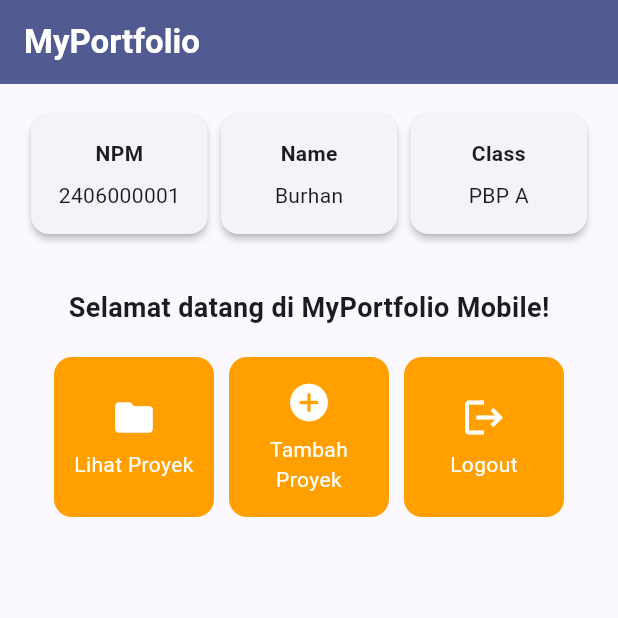
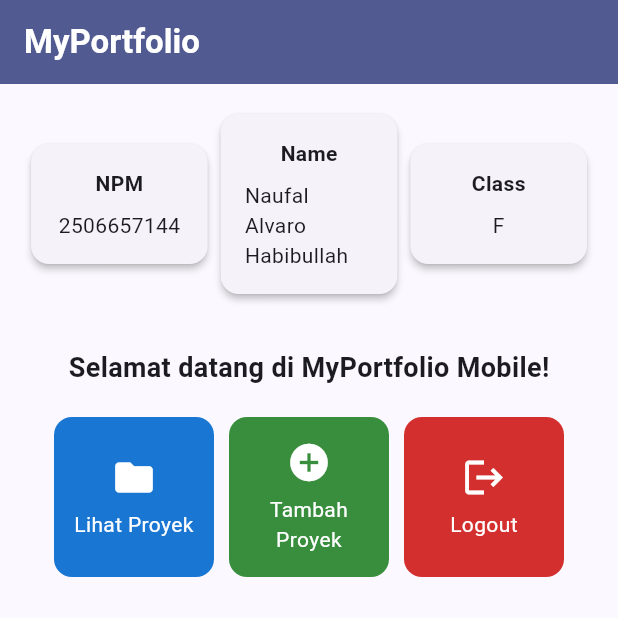
Before and after one commit to popolkuproi/myportofolio_mobile, a Flutter app: the screen it shows after launch, on a phone screen of 412 x 824 dp, the top half of it. Run offline on Flutter 3.47's test engine with Material 3 defaults, Android fonts, the phone set to English and light mode, and no system bars.

Commit message:
feat(tugas-7): Add InfoCard, ItemCard, and coloring it

```diff
--- a/lib/menu.dart
+++ b/lib/menu.dart
@@ -3,14 +3,14 @@ import 'package:flutter/material.dart';
 class MyHomePage extends StatelessWidget {
   MyHomePage({super.key});
 
-  final String npm = "2406000001";
-  final String nama = "Burhan";
-  final String kelas = "PBP A";
+  final String npm = "2506657144";
+  final String nama = "Naufal Alvaro Habibullah";
+  final String kelas = "F";
 
   final List<ItemHomepage> items = [
-    ItemHomepage("Lihat Proyek", Icons.folder),
-    ItemHomepage("Tambah Proyek", Icons.add_circle),
-    ItemHomepage("Logout", Icons.logout),
+    ItemHomepage("Lihat Proyek", Icons.folder, Colors.blue.shade700),
+    ItemHomepage("Tambah Proyek", Icons.add_circle, Colors.green.shade700),
+    ItemHomepage("Logout", Icons.logout, Colors.red.shade700),
   ];
 
   @override
@@ -113,8 +113,9 @@ class InfoCard extends StatelessWidget {
 class ItemHomepage {
   final String name;
   final IconData icon;
+  final Color color;
 
-  ItemHomepage(this.name, this.icon);
+  ItemHomepage(this.name, this.icon, this.color);
 }
 
 class ItemCard extends StatelessWidget {
@@ -125,8 +126,7 @@ class ItemCard extends StatelessWidget {
   @override
   Widget build(BuildContext context) {
     return Material(
-      // Menggunakan warna sekunder dari skema tema aplikasi.
-      color: Theme.of(context).colorScheme.secondary,
+      color: item.color,
       borderRadius: BorderRadius.circular(12),
       child: InkWell(
         // Aksi ketika kartu ditekan oleh pengguna.
```
Also changed, not shown: 1 other file.
